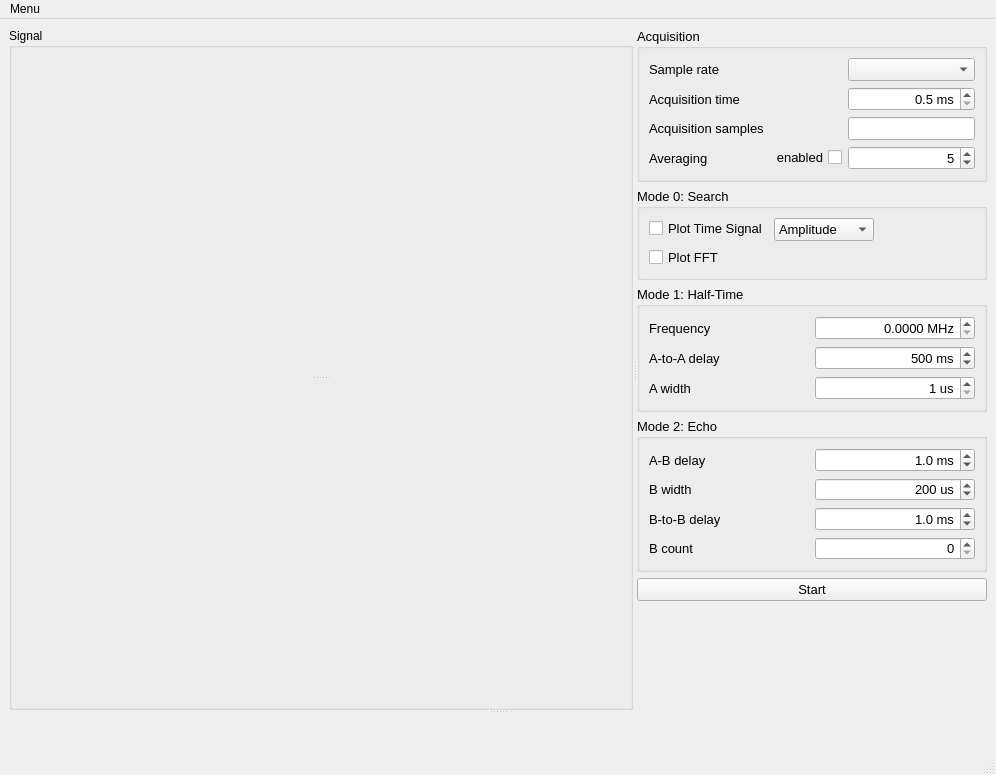
knifter/pulsednmr, file NMRClient/mainwindow.ui: the form before one commit.
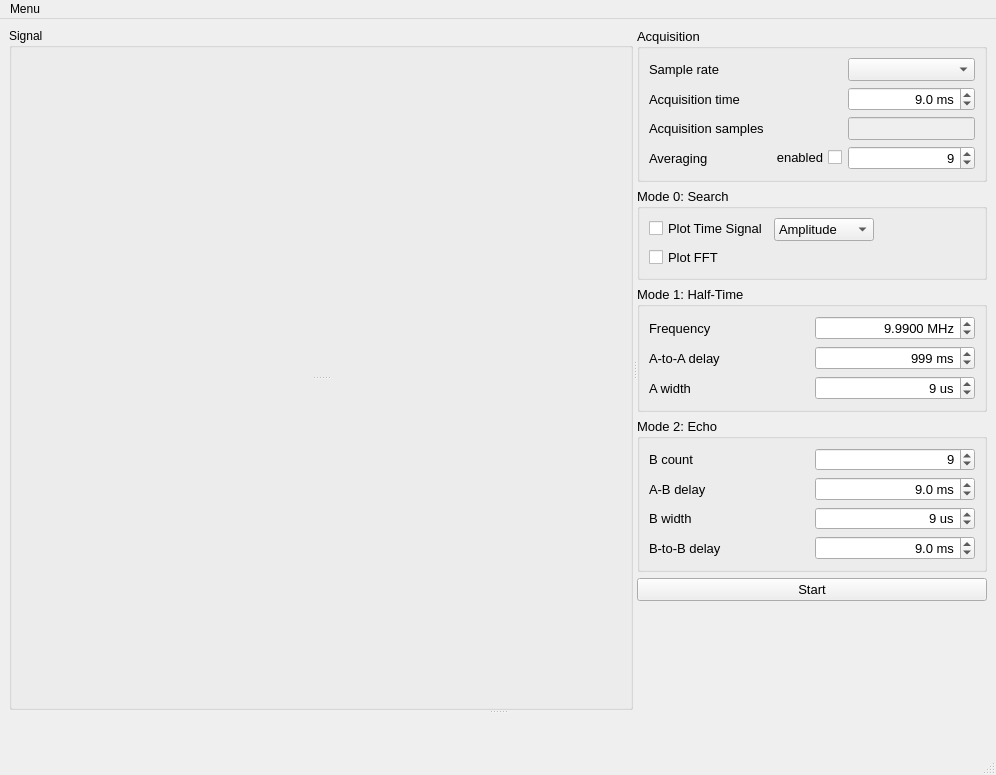
The form after the commit. Custom widgets are drawn as their Qt base class.

Commit message: [CHG] Check RxTxOffset [ADD] absolute frequency in FFTWidget [FIX] set_rate vs set_rxTime vs rxSize amount of samples fixed [FIX] set UI Default values with update on startup (set create values to 9's) [FIX] set Bcnt,len,dly etc on startup in nmrctrl [CHG] set_rate is either samples or us, defaults to us [ADD] log to plotwidgets.py [CHG] reset avgdata in base class [FIX] fixed issues with np.zeros array length differing around 0/1 items [FIX] TimePlot in us iso ms [FIX] fixed ==/is warning on two occasions

Patch:
```diff
--- a/NMRClient/mainwindow.ui
+++ b/NMRClient/mainwindow.ui
@@ -160,7 +160,7 @@
                <double>1.000000000000000</double>
               </property>
               <property name="value">
-               <double>5.000000000000000</double>
+               <double>9.000000000000000</double>
               </property>
              </widget>
             </item>
@@ -196,18 +196,24 @@
                <double>0.500000000000000</double>
               </property>
               <property name="maximum">
-               <double>100.000000000000000</double>
+               <double>1000.000000000000000</double>
               </property>
               <property name="singleStep">
                <double>0.100000000000000</double>
               </property>
               <property name="value">
-               <double>0.500000000000000</double>
+               <double>9.000000000000000</double>
               </property>
              </widget>
             </item>
             <item row="5" column="2">
              <widget class="QLineEdit" name="rxSamplesEdit">
+              <property name="enabled">
+               <bool>false</bool>
+              </property>
+              <property name="alignment">
+               <set>Qt::AlignRight|Qt::AlignTrailing|Qt::AlignVCenter</set>
+              </property>
               <property name="readOnly">
                <bool>true</bool>
               </property>
@@ -304,7 +310,7 @@
                <double>1.000000000000000</double>
               </property>
               <property name="value">
-               <double>1.000000000000000</double>
+               <double>9.000000000000000</double>
               </property>
              </widget>
             </item>
@@ -333,7 +339,7 @@
                <double>0.001000000000000</double>
               </property>
               <property name="value">
-               <double>0.000000000000000</double>
+               <double>9.990000000000000</double>
               </property>
              </widget>
             </item>
@@ -368,7 +374,7 @@
                <double>100.000000000000000</double>
               </property>
               <property name="value">
-               <double>500.000000000000000</double>
+               <double>999.000000000000000</double>
               </property>
              </widget>
             </item>
@@ -381,21 +387,21 @@
             <string>Mode 2: Echo</string>
            </property>
            <layout class="QGridLayout" name="gridLayout">
-            <item row="1" column="0">
+            <item row="3" column="0">
              <widget class="QLabel" name="bwidthLabel">
               <property name="text">
                <string>B width</string>
               </property>
              </widget>
             </item>
-            <item row="0" column="0">
+            <item row="2" column="0">
              <widget class="QLabel" name="abdelayLabel">
               <property name="text">
                <string>A-B delay</string>
               </property>
              </widget>
             </item>
-            <item row="1" column="1">
+            <item row="3" column="1">
              <widget class="QDoubleSpinBox" name="bwidthValue">
               <property name="alignment">
                <set>Qt::AlignRight|Qt::AlignTrailing|Qt::AlignVCenter</set>
@@ -416,18 +422,11 @@
                <double>1.000000000000000</double>
               </property>
               <property name="value">
-               <double>200.000000000000000</double>
+               <double>9.000000000000000</double>
               </property>
              </widget>
             </item>
-            <item row="3" column="0">
-             <widget class="QLabel" name="bcountLabel">
-              <property name="text">
-               <string>B count</string>
-              </property>
-             </widget>
-            </item>
-            <item row="0" column="1">
+            <item row="2" column="1">
              <widget class="QDoubleSpinBox" name="abdelayValue">
               <property name="alignment">
                <set>Qt::AlignRight|Qt::AlignTrailing|Qt::AlignVCenter</set>
@@ -448,43 +447,18 @@
                <double>0.100000000000000</double>
               </property>
               <property name="value">
-               <double>1.000000000000000</double>
+               <double>9.000000000000000</double>
               </property>
              </widget>
             </item>
-            <item row="3" column="1">
-             <widget class="QDoubleSpinBox" name="bcountValue">
-              <property name="alignment">
-               <set>Qt::AlignRight|Qt::AlignTrailing|Qt::AlignVCenter</set>
-              </property>
-              <property name="suffix">
-               <string extracomment="periods"/>
-              </property>
-              <property name="decimals">
-               <number>0</number>
-              </property>
-              <property name="minimum">
-               <double>0.000000000000000</double>
-              </property>
-              <property name="maximum">
-               <double>10.000000000000000</double>
-              </property>
-              <property name="singleStep">
-               <double>1.000000000000000</double>
-              </property>
-              <property name="value">
-               <double>0.000000000000000</double>
-              </property>
-             </widget>
-            </item>
-            <item row="2" column="0">
+            <item row="4" column="0">
              <widget class="QLabel" name="bbdelayLabel">
               <property name="text">
                <string>B-to-B delay</string>
               </property>
              </widget>
             </item>
-            <item row="2" column="1">
+            <item row="4" column="1">
              <widget class="QDoubleSpinBox" name="bbdelayValue">
               <property name="alignment">
                <set>Qt::AlignRight|Qt::AlignTrailing|Qt::AlignVCenter</set>
@@ -505,7 +479,39 @@
                <double>0.100000000000000</double>
               </property>
               <property name="value">
+               <double>9.000000000000000</double>
+              </property>
+             </widget>
+            </item>
+            <item row="1" column="1">
+             <widget class="QDoubleSpinBox" name="bcountValue">
+              <property name="alignment">
+               <set>Qt::AlignRight|Qt::AlignTrailing|Qt::AlignVCenter</set>
+              </property>
+              <property name="suffix">
+               <string extracomment="periods"/>
+              </property>
+              <property name="decimals">
+               <number>0</number>
+              </property>
+              <property name="minimum">
+               <double>0.000000000000000</double>
+              </property>
+              <property name="maximum">
+               <double>10.000000000000000</double>
+              </property>
+              <property name="singleStep">
                <double>1.000000000000000</double>
+              </property>
+              <property name="value">
+               <double>9.000000000000000</double>
+              </property>
+             </widget>
+            </item>
+            <item row="1" column="0">
+             <widget class="QLabel" name="bcountLabel">
+              <property name="text">
+               <string>B count</string>
               </property>
              </widget>
             </item>
```
The commit also changes 3 other files.
